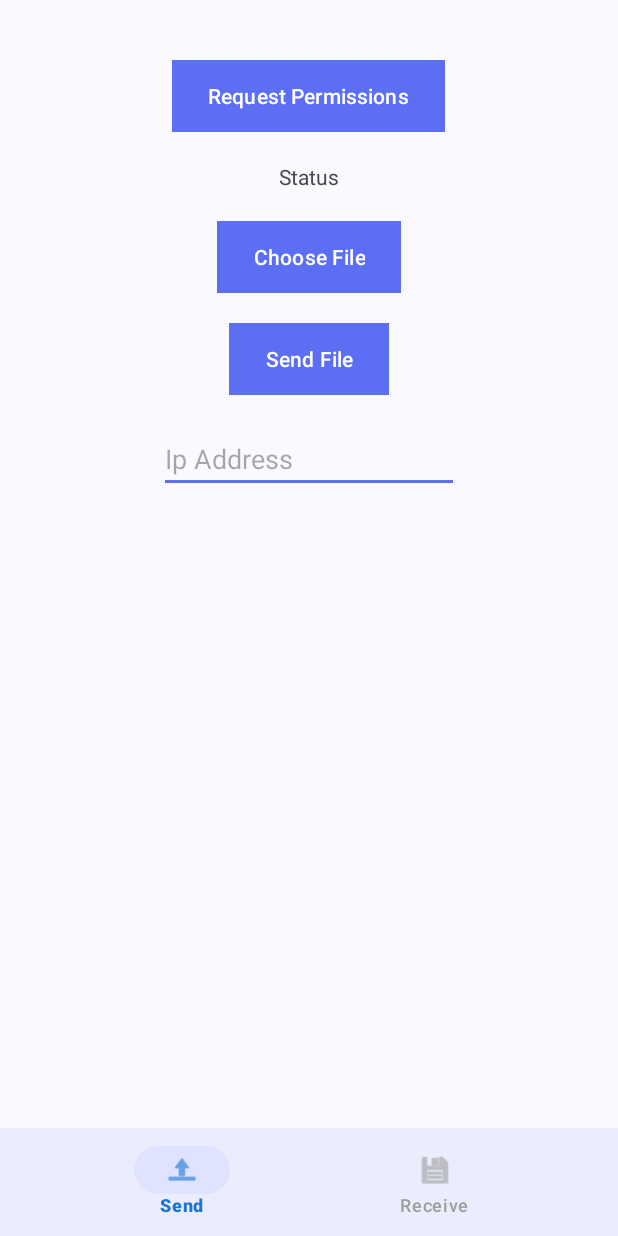
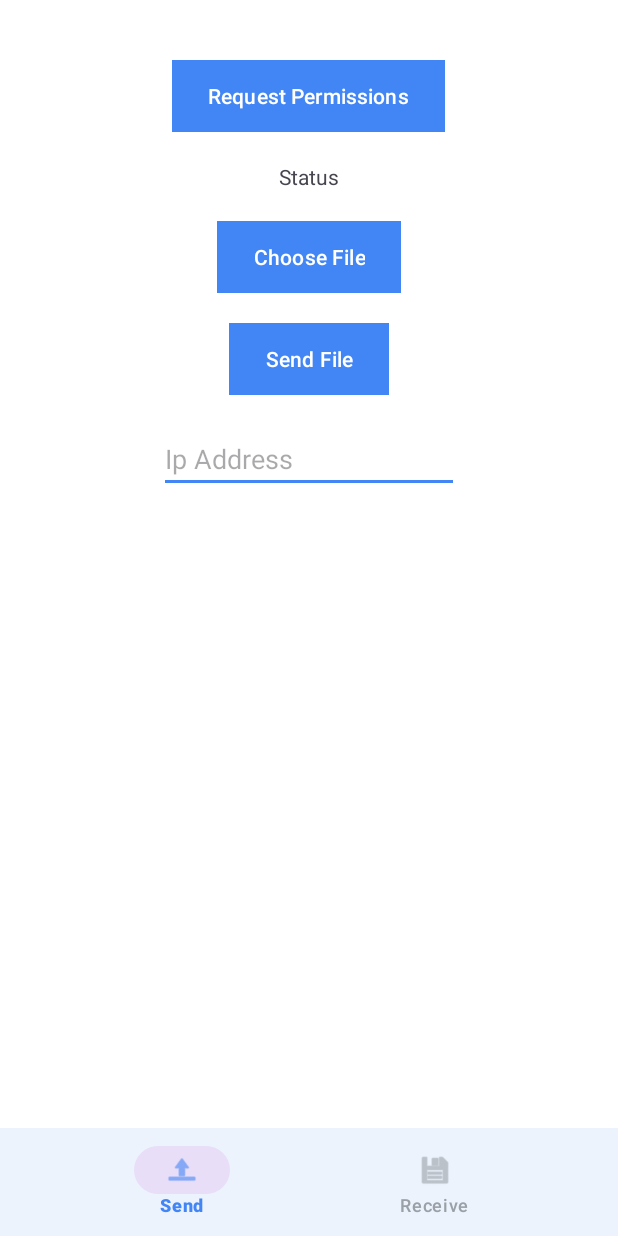
Before and after one commit to meteorgas/SecureShare-Android, an Android app: the screen it shows after launch (MainActivity), on a phone screen of 412 x 824 dp. Run offline under Robolectric (Android 15) with nearby library versions, the phone set to English and light mode, and no system bars; our stand-ins replace navigation-ui.

Commit message:
Refactor Files

```diff
--- a/app/src/main/java/com/mazeppa/filebeam/ui/MainActivity.kt
+++ b/app/src/main/java/com/mazeppa/filebeam/ui/MainActivity.kt
@@ -2,19 +2,16 @@ package com.mazeppa.filebeam.ui
 
 import android.os.Bundle
 import android.view.LayoutInflater
-import androidx.appcompat.app.AppCompatActivity
 import androidx.navigation.NavController
-import androidx.navigation.findNavController
 import androidx.navigation.fragment.NavHostFragment
-import androidx.navigation.ui.NavigationUI
 import androidx.navigation.ui.setupWithNavController
-import com.google.android.material.bottomnavigation.BottomNavigationView
 import com.mazeppa.filebeam.R
 import com.mazeppa.filebeam.common.base.BaseActivity
 import com.mazeppa.filebeam.data.FileReceiver
 import com.mazeppa.filebeam.databinding.ActivityMainBinding
+import org.json.JSONObject
 
-class MainActivity :  BaseActivity<ActivityMainBinding>() {
+class MainActivity : BaseActivity<ActivityMainBinding>() {
 
     private lateinit var fileReceiver: FileReceiver
 
@@ -28,6 +25,11 @@ class MainActivity :  BaseActivity<ActivityMainBinding>() {
 
     override fun onCreate(savedInstanceState: Bundle?) {
         super.onCreate(savedInstanceState)
+
+        val json = """{"title": "My App", "version": 3}"""
+        val jsonObject = JSONObject(json)
+        val title = jsonObject.getString("title")  // Parser lets you use "My App"
+
         fileReceiver = FileReceiver()
         binding.bottomNavigationViewMain.setupWithNavController(navController)
     }
--- a/app/src/main/res/color/nav_icon_selector.xml
+++ b/app/src/main/res/color/nav_icon_selector.xml
@@ -1,5 +1,5 @@
 <?xml version="1.0" encoding="utf-8"?>
 <selector xmlns:android="http://schemas.android.com/apk/res/android">
-    <item android:color="#1976D2" android:state_checked="true" />   <!-- Blue 700 -->
-    <item android:color="#9E9E9E" android:state_checked="false" />  <!-- Grey 500 -->
+    <item android:state_checked="true" android:color="@color/colorNavSelected"/>
+    <item android:color="@color/colorNavUnselected"/>
 </selector>
--- a/app/src/main/res/layout/activity_main.xml
+++ b/app/src/main/res/layout/activity_main.xml
@@ -1,13 +1,13 @@
 <?xml version="1.0" encoding="utf-8"?>
-<androidx.constraintlayout.widget.ConstraintLayout xmlns:android="http://schemas.android.com/apk/res/android"
+<androidx.constraintlayout.widget.ConstraintLayout
+    xmlns:android="http://schemas.android.com/apk/res/android"
     xmlns:app="http://schemas.android.com/apk/res-auto"
     xmlns:tools="http://schemas.android.com/tools"
     android:layout_width="match_parent"
     android:layout_height="match_parent"
-    android:background="@color/colorBackground"
+    android:background="@android:color/white"
     tools:context=".ui.MainActivity">
 
-    <!-- NavHost for fragments -->
     <androidx.fragment.app.FragmentContainerView
         android:id="@+id/fragmentContainerView"
         android:name="androidx.navigation.fragment.NavHostFragment"
@@ -18,18 +18,16 @@
         app:layout_constraintTop_toTopOf="parent"
         app:layout_constraintBottom_toTopOf="@id/bottomNavigationViewMain" />
 
-    <!-- Bottom Navigation -->
     <com.google.android.material.bottomnavigation.BottomNavigationView
         android:id="@+id/bottomNavigationViewMain"
         android:layout_width="match_parent"
         android:layout_height="72dp"
-        android:background="@color/colorSurface"
-        app:elevation="8dp"
+        android:background="@android:color/white"
+        app:elevation="4dp"
         app:itemIconSize="24dp"
         app:itemIconTint="@color/nav_icon_selector"
         app:itemTextColor="@color/nav_icon_selector"
         app:labelVisibilityMode="labeled"
         app:layout_constraintBottom_toBottomOf="parent"
         app:menu="@menu/bottom_nav_menu" />
-
 </androidx.constraintlayout.widget.ConstraintLayout>
--- a/app/src/main/res/layout/fragment_send.xml
+++ b/app/src/main/res/layout/fragment_send.xml
@@ -3,6 +3,7 @@
     xmlns:app="http://schemas.android.com/apk/res-auto"
     xmlns:tools="http://schemas.android.com/tools"
     android:id="@+id/main"
+    android:background="@android:color/white"
     android:layout_width="match_parent"
     android:layout_height="match_parent"
     android:orientation="vertical"
--- a/app/src/main/res/layout/layout_snackbar.xml
+++ b/app/src/main/res/layout/layout_snackbar.xml
@@ -4,7 +4,7 @@
     xmlns:tools="http://schemas.android.com/tools"
     android:layout_width="match_parent"
     android:layout_height="wrap_content"
-    android:backgroundTint="?attr/colorNeutral900AndWhite"
+    android:backgroundTint="@color/colorBackground"
     android:paddingVertical="8dp"
     app:cardCornerRadius="8dp"
     tools:ignore="HardcodedText">
@@ -24,7 +24,7 @@
             app:layout_constraintBottom_toBottomOf="parent"
             app:layout_constraintStart_toStartOf="parent"
             app:layout_constraintTop_toTopOf="parent"
-            app:tint="?primaryTextColorReverse" />
+            app:tint="@color/colorPrimary" />
 
         <TextView
             android:id="@+id/textViewErrorMessage"
@@ -32,7 +32,7 @@
             android:layout_height="wrap_content"
             android:layout_marginStart="4dp"
             android:layout_marginEnd="12dp"
-            android:textColor="?primaryTextColorReverse"
+            android:textColor="@color/colorPrimary"
             app:layout_constraintBottom_toBottomOf="parent"
             app:layout_constraintEnd_toEndOf="parent"
             app:layout_constraintStart_toEndOf="@id/imageViewInfo"
--- /dev/null
+++ b/app/src/main/res/values-v27/themes.xml
@@ -0,0 +1,27 @@
+<?xml version="1.0" encoding="utf-8"?>
+<resources>
+
+        <style name="Theme.SecureShare" parent="Theme.Material3.DayNight.NoActionBar">
+                <!-- Primary branding -->
+                <item name="colorPrimary">@color/colorPrimary</item>
+                <item name="colorPrimaryVariant">@color/colorPrimaryVariant</item>
+                <item name="colorOnPrimary">@color/colorOnPrimary</item>
+                <item name="colorPrimaryContainer">@color/colorPrimaryContainer</item>
+                <item name="colorOnPrimaryContainer">@color/colorOnPrimaryContainer</item>
+
+                <!-- Secondary -->
+                <item name="colorSecondary">@color/colorSecondary</item>
+                <item name="colorOnSecondary">@color/colorOnSecondary</item>
+
+                <!-- Surface and background -->
+                <item name="android:colorBackground">@color/colorBackground</item>
+                <item name="colorSurface">@color/colorSurface</item>
+                <item name="colorOnSurface">@color/colorOnSurface</item>
+
+                <!-- System bars -->
+                <item name="android:statusBarColor">@android:color/white</item>
+                <item name="android:navigationBarColor">@android:color/white</item>
+                <item name="android:windowLightStatusBar">true</item>
+                <item name="android:windowLightNavigationBar">true</item>
+        </style>
+</resources>
--- a/app/src/main/res/values/colors.xml
+++ b/app/src/main/res/values/colors.xml
@@ -1,18 +1,27 @@
 <?xml version="1.0" encoding="utf-8"?>
 <resources>
-    <color name="colorPrimary">#5B6EF4</color>
+    <!-- Primary Google-style blue -->
+    <color name="colorPrimary">#4285F4</color>           <!-- Google Blue -->
+    <color name="colorPrimaryVariant">#3367D6</color>
     <color name="colorOnPrimary">#FFFFFF</color>
-    <color name="colorPrimaryContainer">#DEE0FF</color>
-    <color name="colorOnPrimaryContainer">#1A1C2D</color>
 
-    <color name="colorSecondary">#A8B0FF</color>
-    <color name="colorOnSecondary">#1A1C2D</color>
-    <color name="colorSecondaryContainer">#E0E3FF</color>
-    <color name="colorOnSecondaryContainer">#1A1C2D</color>
+    <!-- Lighter tint for containers or backgrounds -->
+    <color name="colorPrimaryContainer">#E8F0FE</color>
+    <color name="colorOnPrimaryContainer">#174EA6</color>
 
-    <color name="colorBackground">#FAF9FF</color>
+    <color name="colorBackground">#F5F7FA</color> <!-- Soft, bright, neutral -->
+    <color name="colorBottomNav">#FFFFFF</color>
+    <color name="colorBottomNavSelectedBg">#E8F0FE</color> <!-- Light blue for active tab -->
+
+    <!-- Secondary accent -->
+    <color name="colorSecondary">#AECBFA</color>
+    <color name="colorOnSecondary">#174EA6</color>
+
+    <!-- Background and surfaces -->
     <color name="colorSurface">#FFFFFF</color>
-    <color name="colorOnSurface">#1A1C2D</color>
+    <color name="colorOnSurface">#202124</color>
 
-    <color name="colorBlue300">#7B94FF</color> <!-- Optional ripple or button accent -->
+    <!-- Navigation bar icon selector -->
+    <color name="colorNavSelected">#4285F4</color>
+    <color name="colorNavUnselected">#9AA0A6</color>
 </resources>
--- a/app/src/main/res/values/themes.xml
+++ b/app/src/main/res/values/themes.xml
@@ -1,31 +1,24 @@
-<resources>
-    <!-- Base application theme. -->
+<resources xmlns:tools="http://schemas.android.com/tools">
     <style name="Theme.SecureShare" parent="Theme.Material3.DayNight.NoActionBar">
-        <!-- Primary brand colors -->
-        <item name="colorPrimary">#5B6EF4</item>
-        <item name="colorOnPrimary">#FFFFFF</item>
-        <item name="colorPrimaryContainer">#DEE0FF</item>
-        <item name="colorOnPrimaryContainer">#1A1C2D</item>
+        <!-- Primary branding -->
+        <item name="colorPrimary">@color/colorPrimary</item>
+        <item name="colorPrimaryVariant">@color/colorPrimaryVariant</item>
+        <item name="colorOnPrimary">@color/colorOnPrimary</item>
+        <item name="colorPrimaryContainer">@color/colorPrimaryContainer</item>
+        <item name="colorOnPrimaryContainer">@color/colorOnPrimaryContainer</item>
 
-        <!-- Secondary color -->
-        <item name="colorSecondary">#A8B0FF</item>
-        <item name="colorOnSecondary">#1A1C2D</item>
-        <item name="colorSecondaryContainer">#E0E3FF</item>
-        <item name="colorOnSecondaryContainer">#1A1C2D</item>
+        <!-- Secondary -->
+        <item name="colorSecondary">@color/colorSecondary</item>
+        <item name="colorOnSecondary">@color/colorOnSecondary</item>
 
-        <!-- Background and surface -->
-        <item name="android:colorBackground">#FAF9FF</item>
-        <item name="colorSurface">#FFFFFF</item>
-        <item name="colorOnSurface">#1A1C2D</item>
+        <!-- Surface and background -->
+        <item name="android:colorBackground">@color/colorBackground</item>
+        <item name="colorSurface">@color/colorSurface</item>
+        <item name="colorOnSurface">@color/colorOnSurface</item>
 
-        <!-- App bar and status bar -->
-        <item name="android:statusBarColor">?attr/colorPrimary</item>
-        <item name="android:navigationBarColor">?attr/colorPrimary</item>
+        <!-- System bars -->
+        <item name="android:statusBarColor">@android:color/white</item>
+        <item name="android:navigationBarColor">@android:color/white</item>
         <item name="android:windowLightStatusBar">true</item>
-
-        <!-- Shapes -->
-        <item name="shapeAppearanceSmallComponent">@style/Shape.Small</item>
-        <item name="shapeAppearanceMediumComponent">@style/Shape.Medium</item>
-        <item name="shapeAppearanceLargeComponent">@style/Shape.Large</item>
     </style>
 </resources>
```
